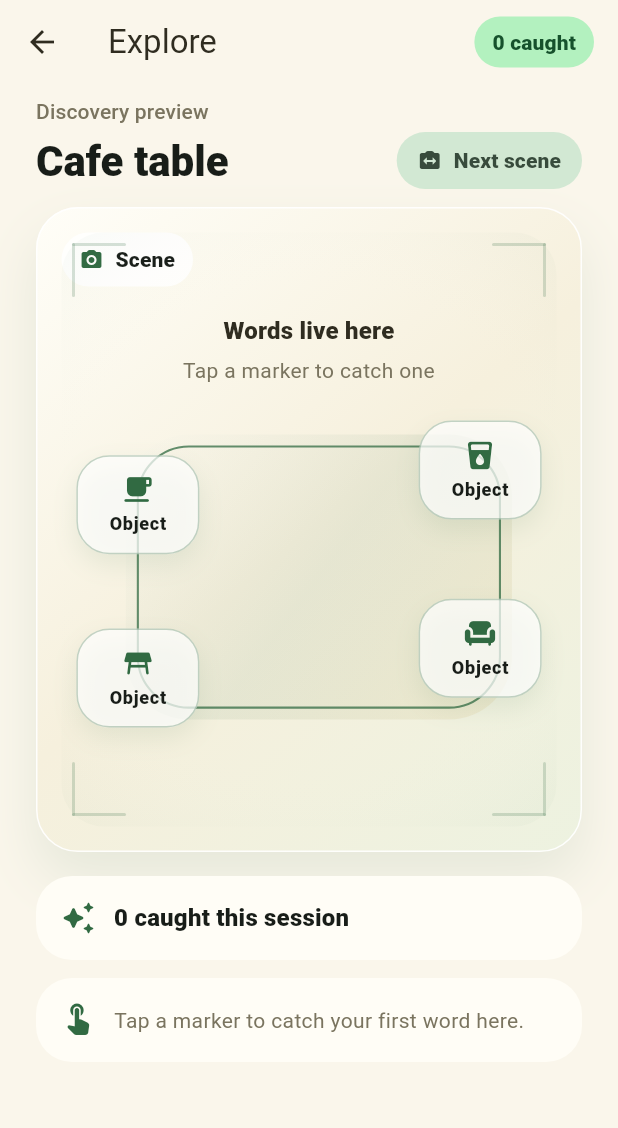
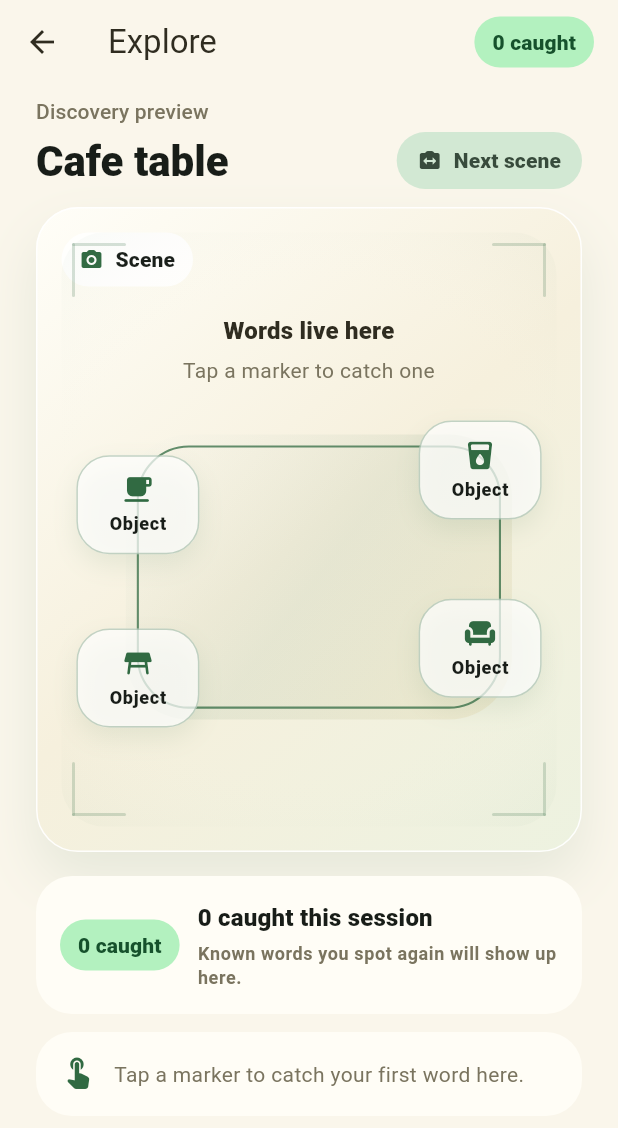
Before and after one commit to valentinho13/catch_lingo, a Flutter app: the screen it shows after launch, after a tap on "Start Exploring", on a phone screen of 412 x 824 dp. Shown: the top 1128 px of the screen. Run offline on Flutter 3.47's test engine with Material 3 defaults, Android fonts, the phone set to English and light mode, and no system bars; our stand-ins replace shared_preferences.

Commit message:
polish session progress and catch feedback

```diff
--- a/lib/screens/explore_screen.dart
+++ b/lib/screens/explore_screen.dart
@@ -23,6 +23,7 @@ class _ExploreScreenState extends State<ExploreScreen> {
   final List<CatchWord> _sessionNewWords = [];
   final List<CatchWord> _sessionSeenAgainWords = [];
   _LatestSpot? _latestSpot;
+  bool _loaded = false;
 
   MockScene get _scene => mockScenes[_sceneIndex];
 
@@ -43,7 +44,10 @@ class _ExploreScreenState extends State<ExploreScreen> {
   Future<void> _loadCollection() async {
     final data = await _store.load();
     if (!mounted) return;
-    setState(() => _collection = data);
+    setState(() {
+      _collection = data;
+      _loaded = true;
+    });
   }
 
   Future<void> _spotWord(CatchWord word) async {
@@ -90,13 +94,18 @@ class _ExploreScreenState extends State<ExploreScreen> {
           Padding(
             padding: const EdgeInsets.only(right: CatchLingoSpacing.lg),
             child: Center(
-              child: CollectionCounter(count: _sessionCatchCount, compact: true),
+              child: CollectionCounter(
+                count: _sessionCatchCount,
+                compact: true,
+              ),
             ),
           ),
         ],
       ),
       body: SafeArea(
-        child: ListView(
+        child: !_loaded
+            ? const _WarmExploreLoading()
+            : ListView(
                 padding: const EdgeInsets.fromLTRB(
                   CatchLingoSpacing.screen,
                   CatchLingoSpacing.sm,
@@ -117,9 +126,8 @@ class _ExploreScreenState extends State<ExploreScreen> {
                       Expanded(
                         child: Text(
                           _scene.name,
-                    style: Theme.of(context).textTheme.headlineMedium?.copyWith(
-                      fontWeight: FontWeight.w900,
-                    ),
+                          style: Theme.of(context).textTheme.headlineMedium
+                              ?.copyWith(fontWeight: FontWeight.w900),
                         ),
                       ),
                       _NextSceneButton(onTap: _nextScene),
@@ -137,7 +145,10 @@ class _ExploreScreenState extends State<ExploreScreen> {
                     ),
                   ),
                   const SizedBox(height: CatchLingoSpacing.lg),
-            CollectionCounter(count: _sessionCatchCount),
+                  _SessionProgressCard(
+                    newCount: _sessionNewWords.length,
+                    seenAgainCount: _sessionSeenAgainWords.length,
+                  ),
                   const SizedBox(height: CatchLingoSpacing.md),
                   _LatestDiscoveryPanel(
                     spot: _latestSpot,
@@ -153,6 +164,63 @@ class _ExploreScreenState extends State<ExploreScreen> {
                     ),
                   ],
                 ],
+              ),
+      ),
+    );
+  }
+}
+
+class _WarmExploreLoading extends StatelessWidget {
+  const _WarmExploreLoading();
+
+  @override
+  Widget build(BuildContext context) {
+    return Center(
+      child: Padding(
+        padding: const EdgeInsets.all(CatchLingoSpacing.screen),
+        child: Container(
+          width: double.infinity,
+          padding: const EdgeInsets.all(CatchLingoSpacing.xl),
+          decoration: BoxDecoration(
+            color: CatchLingoColors.card,
+            borderRadius: BorderRadius.circular(CatchLingoRadius.panel),
+            border: Border.all(color: Colors.white),
+            boxShadow: [
+              BoxShadow(
+                color: Theme.of(
+                  context,
+                ).colorScheme.primary.withValues(alpha: 0.08),
+                blurRadius: 24,
+                offset: const Offset(0, 14),
+              ),
+            ],
+          ),
+          child: Column(
+            mainAxisSize: MainAxisSize.min,
+            children: [
+              const SizedBox(
+                width: 34,
+                height: 34,
+                child: CircularProgressIndicator(strokeWidth: 3),
+              ),
+              const SizedBox(height: CatchLingoSpacing.lg),
+              Text(
+                'Opening your discovery session',
+                textAlign: TextAlign.center,
+                style: Theme.of(
+                  context,
+                ).textTheme.titleMedium?.copyWith(fontWeight: FontWeight.w900),
+              ),
+              const SizedBox(height: CatchLingoSpacing.xs),
+              Text(
+                'Looking for words nearby...',
+                textAlign: TextAlign.center,
+                style: Theme.of(context).textTheme.bodyMedium?.copyWith(
+                  color: CatchLingoColors.textMuted,
+                ),
+              ),
+            ],
+          ),
         ),
       ),
     );
@@ -201,6 +269,54 @@ class _NextSceneButton extends StatelessWidget {
               ),
             ],
           ),
+        ),
+      ),
+    );
+  }
+}
+
+class _SessionProgressCard extends StatelessWidget {
+  const _SessionProgressCard({
+    required this.newCount,
+    required this.seenAgainCount,
+  });
+
+  final int newCount;
+  final int seenAgainCount;
+
+  @override
+  Widget build(BuildContext context) {
+    return Card(
+      child: Padding(
+        padding: const EdgeInsets.all(CatchLingoSpacing.lg),
+        child: Row(
+          children: [
+            CollectionCounter(count: newCount, compact: true),
+            const SizedBox(width: CatchLingoSpacing.md),
+            Expanded(
+              child: Column(
+                crossAxisAlignment: CrossAxisAlignment.start,
+                children: [
+                  Text(
+                    '$newCount caught this session',
+                    style: Theme.of(context).textTheme.titleMedium?.copyWith(
+                      fontWeight: FontWeight.w800,
+                    ),
+                  ),
+                  const SizedBox(height: CatchLingoSpacing.xs),
+                  Text(
+                    seenAgainCount == 0
+                        ? 'Known words you spot again will show up here.'
+                        : '$seenAgainCount known ${seenAgainCount == 1 ? 'word' : 'words'} spotted again',
+                    style: Theme.of(context).textTheme.bodySmall?.copyWith(
+                      color: CatchLingoColors.textMuted,
+                      fontWeight: FontWeight.w600,
+                    ),
+                  ),
+                ],
+              ),
+            ),
+          ],
         ),
       ),
     );
@@ -592,7 +708,14 @@ class _NewCatchCard extends StatelessWidget {
 
   @override
   Widget build(BuildContext context) {
-    return Container(
+    return TweenAnimationBuilder<double>(
+      tween: Tween(begin: 0.96, end: 1),
+      duration: CatchLingoMotion.feedback,
+      curve: Curves.easeOutBack,
+      builder: (context, scale, child) {
+        return Transform.scale(scale: scale, child: child);
+      },
+      child: Container(
         padding: const EdgeInsets.all(CatchLingoSpacing.lg),
         decoration: BoxDecoration(
           gradient: const LinearGradient(
@@ -604,8 +727,9 @@ class _NewCatchCard extends StatelessWidget {
           border: Border.all(color: CatchLingoColors.successBorder),
           boxShadow: [
             BoxShadow(
-            color: CatchLingoColors.successIcon.withValues(alpha: 0.10),
-            blurRadius: 18,
+              color: CatchLingoColors.successIcon.withValues(alpha: 0.18),
+              blurRadius: 24,
+              spreadRadius: 1,
               offset: const Offset(0, 10),
             ),
           ],
@@ -658,6 +782,7 @@ class _NewCatchCard extends StatelessWidget {
             ],
           ],
         ),
+      ),
     );
   }
 }
@@ -695,7 +820,11 @@ class _SceneCompleteFooter extends StatelessWidget {
 }
 
 class _SeenAgainCard extends StatelessWidget {
-  const _SeenAgainCard({super.key, required this.word, required this.seenCount});
+  const _SeenAgainCard({
+    super.key,
+    required this.word,
+    required this.seenCount,
+  });
 
   final CatchWord word;
   final int seenCount;
--- a/lib/widgets/catch_word_chip.dart
+++ b/lib/widgets/catch_word_chip.dart
@@ -55,9 +55,10 @@ class CatchWordChip extends StatelessWidget {
                 boxShadow: [
                   BoxShadow(
                     color: isCollected
-                        ? CatchLingoColors.successIcon.withValues(alpha: 0.20)
+                        ? CatchLingoColors.successIcon.withValues(alpha: 0.24)
                         : colorScheme.primary.withValues(alpha: 0.10),
-                    blurRadius: isCollected ? 16 : 14,
+                    blurRadius: isCollected ? 22 : 14,
+                    spreadRadius: isCollected ? 1 : 0,
                     offset: const Offset(0, 7),
                   ),
                 ],
@@ -138,7 +139,7 @@ class _CaughtContent extends StatelessWidget {
                 ),
               ),
               Text(
-                word.source,
+                'caught · ${word.source}',
                 maxLines: 1,
                 overflow: TextOverflow.ellipsis,
                 style: Theme.of(context).textTheme.labelSmall?.copyWith(
```
Lines whose indentation alone changed are shown as unchanged.
